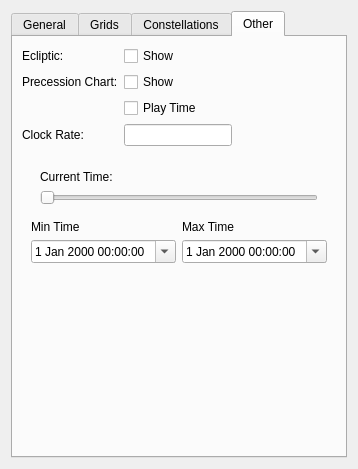
The window that glue_wwt/viewer/options_widget.ui (glue-viz/glue-wwt) describes before a commit, drawn with Qt 5.
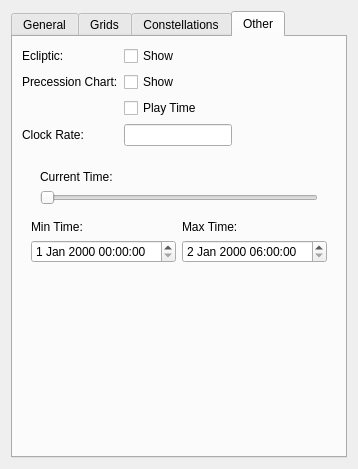
The same window after the commit. The open tabs and pages were chosen to show the change. Custom widgets are drawn as their Qt base class.

Commit message: More updates to Jupyter time-control UI.

```diff
--- a/glue_wwt/viewer/options_widget.ui
+++ b/glue_wwt/viewer/options_widget.ui
@@ -573,7 +573,7 @@
           <item row="1" column="0">
            <widget class="QLabel" name="label_min_time">
             <property name="text">
-             <string>Min Time</string>
+             <string>Min Time:</string>
             </property>
            </widget>
           </item>
@@ -585,8 +585,62 @@
             <property name="showGroupSeparator" stdset="0">
              <bool>false</bool>
             </property>
+            <property name="dateTime">
+             <datetime>
+              <hour>6</hour>
+              <minute>0</minute>
+              <second>0</second>
+              <year>2000</year>
+              <month>1</month>
+              <day>2</day>
+             </datetime>
+            </property>
+            <property name="date">
+             <date>
+              <year>2000</year>
+              <month>1</month>
+              <day>2</day>
+             </date>
+            </property>
+            <property name="maximumDateTime">
+             <datetime>
+              <hour>5</hour>
+              <minute>59</minute>
+              <second>58</second>
+              <year>10000</year>
+              <month>1</month>
+              <day>1</day>
+             </datetime>
+            </property>
+            <property name="minimumDateTime">
+             <datetime>
+              <hour>12</hour>
+              <minute>0</minute>
+              <second>0</second>
+              <year>1752</year>
+              <month>9</month>
+              <day>15</day>
+             </datetime>
+            </property>
+            <property name="maximumTime">
+             <time>
+              <hour>5</hour>
+              <minute>59</minute>
+              <second>58</second>
+             </time>
+            </property>
+            <property name="minimumTime">
+             <time>
+              <hour>12</hour>
+              <minute>0</minute>
+              <second>0</second>
+             </time>
+            </property>
+            <property name="currentSection">
+             <enum>QDateTimeEdit::MonthSection</enum>
+            </property>
             <property name="calendarPopup">
-             <bool>true</bool>
+             <bool>false</bool>
             </property>
             <property name="timeSpec">
              <enum>Qt::UTC</enum>
@@ -595,8 +649,15 @@
           </item>
           <item row="2" column="0">
            <widget class="QDateTimeEdit" name="datetime_min_time">
+            <property name="minimumDate">
+             <date>
+              <year>1752</year>
+              <month>10</month>
+              <day>14</day>
+             </date>
+            </property>
             <property name="calendarPopup">
-             <bool>true</bool>
+             <bool>false</bool>
             </property>
             <property name="timeSpec">
              <enum>Qt::UTC</enum>
@@ -606,7 +667,7 @@
           <item row="1" column="1">
            <widget class="QLabel" name="label_max_time">
             <property name="text">
-             <string>Max Time</string>
+             <string>Max Time:</string>
             </property>
            </widget>
           </item>
```
Left out of the diff: 2 changed lines with no effect on the pictures. The commit also changes 5 other files.
